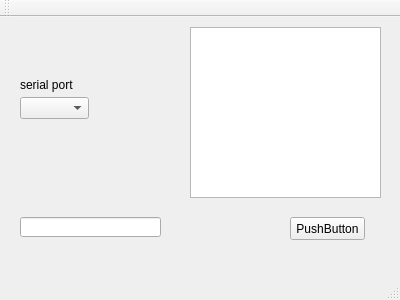
Old version of the form test3/serial_r/mainwindow.ui in the repository 1241880865/peaks2.
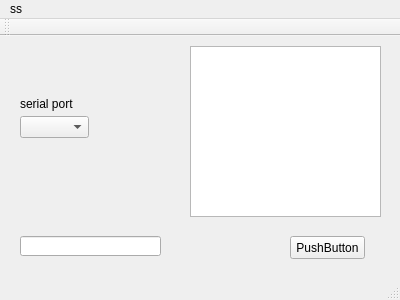
New version of the form.

```diff
--- a/test3/serial_r/mainwindow.ui
+++ b/test3/serial_r/mainwindow.ui
@@ -80,6 +80,12 @@
      <height>23</height>
     </rect>
    </property>
+   <widget class="QMenu" name="menuSs">
+    <property name="title">
+     <string>ss</string>
+    </property>
+   </widget>
+   <addaction name="menuSs"/>
   </widget>
   <widget class="QToolBar" name="mainToolBar">
    <attribute name="toolBarArea">
```
